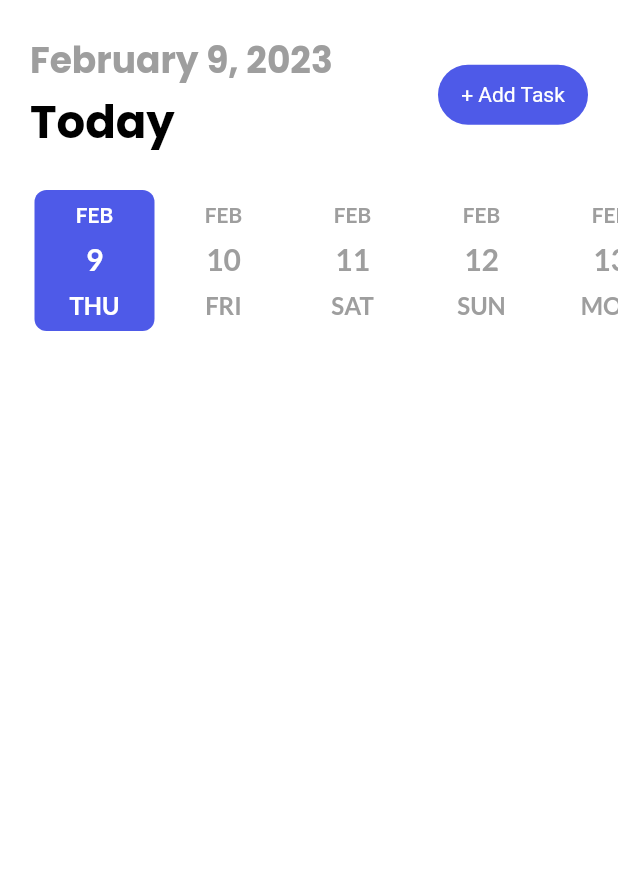
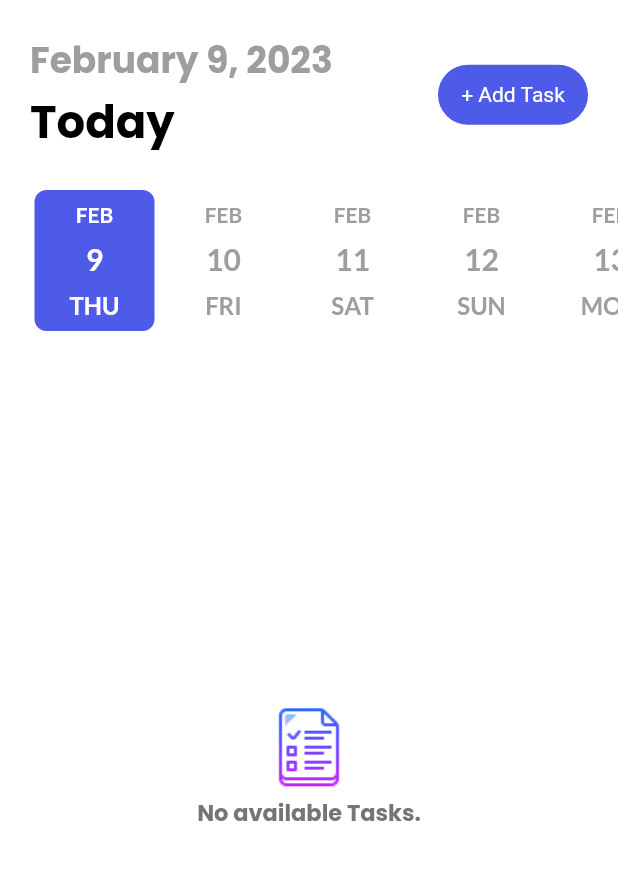
Before and after one commit to abhidhadke/to_do_app, a Flutter app: the screen it shows after launch, on a phone screen of 412 x 824 dp, the part 65-945 px from its top. Run offline on Flutter 3.47's test engine with Material 2 defaults, Android fonts, the phone set to English and light mode, and no system bars; drawn by our look-alikes of date_picker_timeline; our stand-ins replace awesome_snackbar_content, flutter_local_notifications, flutter_staggered_animations, get, get_storage, google_fonts and 1 more; accounts and stored records are empty.

Commit message:
empty task warning

```diff
--- a/lib/ui/home_page.dart
+++ b/lib/ui/home_page.dart
@@ -26,6 +26,8 @@ class _HomepageState extends State<Homepage> {
   DateTime _selectedDate = DateTime.now();
   final _taskController = Get.put(TaskController());
   var notifyHelper;
+
+
   @override
   void initState() {
     // TODO: implement initState
@@ -143,15 +145,31 @@ class _HomepageState extends State<Homepage> {
     );
   }
   _showTasks(){
+    List finalList = [];
+    for(int i = 0; i < _taskController.taskList.length; i++){
+      Task task = _taskController.taskList[i];
+      if(task.date == DateFormat('yyyy-MM-dd').format(_selectedDate)){
+        finalList.add(task);
+      }
+    }
     return Expanded(
         child: Obx( () {
-          return ListView.builder(
-            itemCount: _taskController.taskList.length,
+          return finalList.isEmpty ?
+          Column(
+            crossAxisAlignment: CrossAxisAlignment.center,
+            mainAxisAlignment: MainAxisAlignment.center,
+            children: [
+              Image.asset('assets/tasks.png'),
+              Center(child: Text('No available Tasks.', style: hintTitleStyle,))
+            ],
+          )
+              :
+          ListView.builder(
+            itemCount: finalList.length,
             itemBuilder: (_, index) {
-              Task task = _taskController.taskList[index];
+              Task task = finalList[index];
               var debug = task.toJson();
               debugPrint('$debug');
-              if(task.date == DateFormat('yyyy-MM-dd').format(_selectedDate)){
                 return AnimationConfiguration.staggeredList(
                     position: index,
                     child: SlideAnimation(
@@ -170,9 +188,7 @@ class _HomepageState extends State<Homepage> {
                       ),
                     )
                 );
-              }else{
-                return Container();
-              }
+
             },
           );
         }
```
Also changed, not shown: assets/tasks.png (added).
